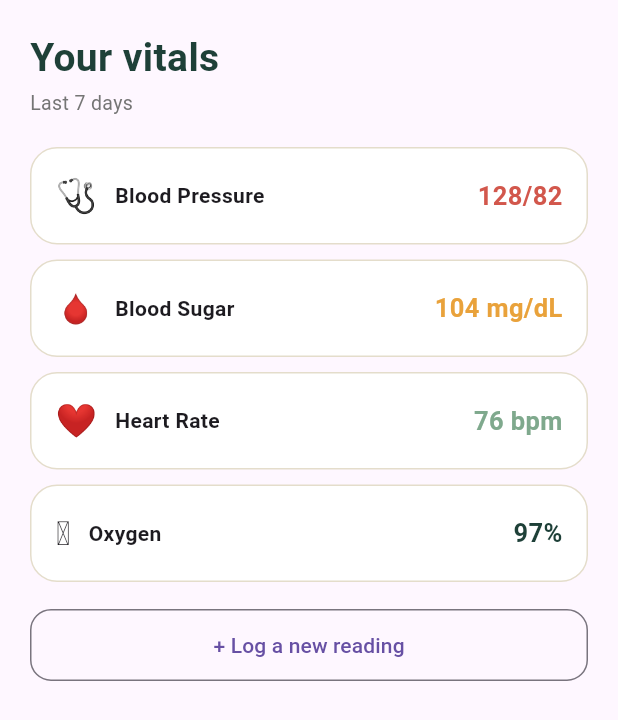
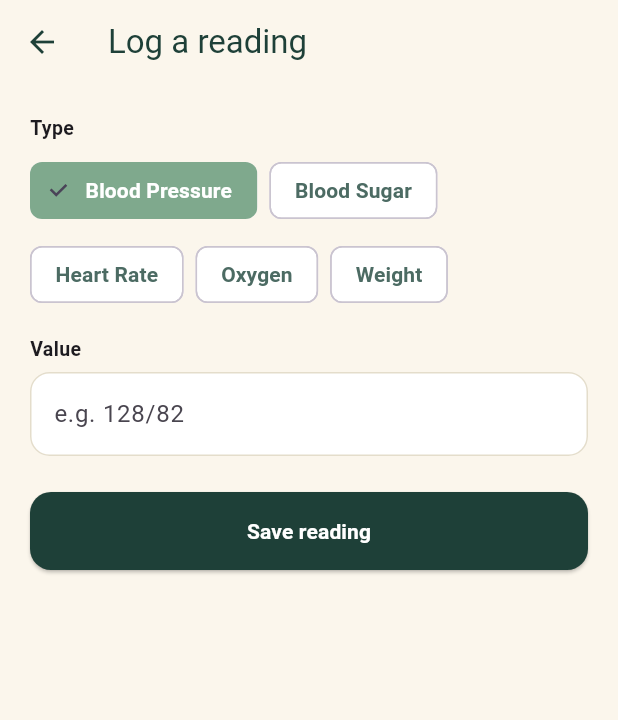
Before and after one commit to TharusiManchanayake/CareMate, a Flutter app: the HealthScreen widget shown alone on an empty page, opened directly, after a tap on "+ Log a new reading", on a phone screen of 412 x 824 dp. Shown: the top 720 px of the screen. Run offline on Flutter 3.47's test engine with Material 3 defaults, Android fonts, the phone set to English and light mode, and no system bars; our stand-ins replace cloud_firestore, firebase_core, image_picker, shared_preferences; missing offline and left inert: google_mlkit_text_recognition; accounts and stored records are empty.

Commit message:
Replace hardcoded Health screen mock data with real vital reading logging and storage

```diff
--- /dev/null
+++ b/lib/add_vital_screen.dart
@@ -0,0 +1,142 @@
+import 'package:flutter/material.dart';
+import 'vital_reading.dart';
+
+class AddVitalScreen extends StatefulWidget {
+  const AddVitalScreen({super.key});
+
+  @override
+  State<AddVitalScreen> createState() => _AddVitalScreenState();
+}
+
+class _AddVitalScreenState extends State<AddVitalScreen> {
+  final TextEditingController _valueController = TextEditingController();
+  String _selectedType = 'Blood Pressure';
+
+  static const _types = ['Blood Pressure', 'Blood Sugar', 'Heart Rate', 'Oxygen', 'Weight'];
+
+  // Different vitals need different input hints/units — a small
+  // lookup map keeps this tidy instead of a long if/else chain.
+  static const _hints = {
+    'Blood Pressure': 'e.g. 128/82',
+    'Blood Sugar': 'e.g. 104 mg/dL',
+    'Heart Rate': 'e.g. 76 bpm',
+    'Oxygen': 'e.g. 97%',
+    'Weight': 'e.g. 68 kg',
+  };
+
+  @override
+  void dispose() {
+    _valueController.dispose();
+    super.dispose();
+  }
+
+  void _saveReading() {
+    if (_valueController.text.trim().isEmpty) {
+      ScaffoldMessenger.of(context).showSnackBar(
+        const SnackBar(content: Text('Please enter a value')),
+      );
+      return;
+    }
+
+    final now = DateTime.now();
+    const months = [
+      'Jan', 'Feb', 'Mar', 'Apr', 'May', 'Jun',
+      'Jul', 'Aug', 'Sep', 'Oct', 'Nov', 'Dec'
+    ];
+    final dateStr = '${now.day} ${months[now.month - 1]}';
+    final hour12 = now.hour % 12 == 0 ? 12 : now.hour % 12;
+    final minuteStr = now.minute.toString().padLeft(2, '0');
+    final period = now.hour >= 12 ? 'PM' : 'AM';
+    final timeStr = '$hour12:$minuteStr $period';
+
+    final reading = VitalReading(
+      type: _selectedType,
+      value: _valueController.text.trim(),
+      date: dateStr,
+      time: timeStr,
+    );
+
+    Navigator.pop(context, reading);
+  }
+
+  @override
+  Widget build(BuildContext context) {
+    return Scaffold(
+      backgroundColor: const Color(0xFFFBF6EC),
+      appBar: AppBar(
+        backgroundColor: const Color(0xFFFBF6EC),
+        elevation: 0,
+        title: const Text('Log a reading', style: TextStyle(color: Color(0xFF1E4038))),
+        iconTheme: const IconThemeData(color: Color(0xFF1E4038)),
+      ),
+      body: Padding(
+        padding: const EdgeInsets.all(20),
+        child: Column(
+          crossAxisAlignment: CrossAxisAlignment.start,
+          children: [
+            const Text('Type', style: TextStyle(fontWeight: FontWeight.bold, fontSize: 13)),
+            const SizedBox(height: 8),
+            Wrap(
+              spacing: 8,
+              runSpacing: 8,
+              children: _types.map((type) {
+                final isSelected = _selectedType == type;
+                return ChoiceChip(
+                  label: Text(type),
+                  selected: isSelected,
+                  onSelected: (_) {
+                    setState(() {
+                      _selectedType = type;
+                      _valueController.clear(); // avoid leftover text from a different unit
+                    });
+                  },
+                  selectedColor: const Color(0xFF7FA98D),
+                  labelStyle: TextStyle(
+                    color: isSelected ? Colors.white : const Color(0xFF4C6B63),
+                    fontWeight: FontWeight.bold,
+                  ),
+                  backgroundColor: Colors.white,
+                );
+              }).toList(),
+            ),
+            const SizedBox(height: 16),
+
+            const Text('Value', style: TextStyle(fontWeight: FontWeight.bold, fontSize: 13)),
+            const SizedBox(height: 6),
+            TextField(
+              controller: _valueController,
+              decoration: InputDecoration(
+                hintText: _hints[_selectedType],
+                filled: true,
+                fillColor: Colors.white,
+                border: OutlineInputBorder(
+                  borderRadius: BorderRadius.circular(13),
+                  borderSide: const BorderSide(color: Color(0xFFE4DDCB)),
+                ),
+                enabledBorder: OutlineInputBorder(
+                  borderRadius: BorderRadius.circular(13),
+                  borderSide: const BorderSide(color: Color(0xFFE4DDCB)),
+                ),
+              ),
+            ),
+            const SizedBox(height: 24),
+
+            SizedBox(
+              width: double.infinity,
+              child: ElevatedButton(
+                onPressed: _saveReading,
+                style: ElevatedButton.styleFrom(
+                  backgroundColor: const Color(0xFF1E4038),
+                  foregroundColor: Colors.white,
+                  padding: const EdgeInsets.symmetric(vertical: 16),
+                  shape: RoundedRectangleBorder(borderRadius: BorderRadius.circular(14)),
+                ),
+                child: const Text('Save reading', style: TextStyle(fontWeight: FontWeight.bold)),
+              ),
+            ),
+          ],
+        ),
+      ),
+    );
+  }
+}
--- a/lib/health_screen.dart
+++ b/lib/health_screen.dart
@@ -1,31 +1,67 @@
 import 'package:flutter/material.dart';
+import 'vital_reading.dart';
+import 'add_vital_screen.dart';
 
-// A small "model" for one vital reading — same idea as Medicine.
-class Vital {
-  final String name;
-  final String value;
-  final String icon;
-  final Color color;
-
-  Vital({
-    required this.name,
-    required this.value,
-    required this.icon,
-    required this.color,
-  });
-}
-
-class HealthScreen extends StatelessWidget {
+class HealthScreen extends StatefulWidget {
   const HealthScreen({super.key});
 
   @override
+  State<HealthScreen> createState() => _HealthScreenState();
+}
+
+class _HealthScreenState extends State<HealthScreen> {
+  bool _isLoading = true;
+
+  // The most recent reading of each type, or null if never logged.
+  VitalReading? _latestBP;
+  VitalReading? _latestSugar;
+  VitalReading? _latestHeartRate;
+  VitalReading? _latestOxygen;
+  VitalReading? _latestWeight;
+
+  @override
+  void initState() {
+    super.initState();
+    _loadLatestReadings();
+  }
+
+  Future<void> _loadLatestReadings() async {
+    // Each of these looks up the newest reading of that specific
+    // type — they run one after another here since there are only
+    // five, simple and easy to follow.
+    final bp = await VitalStorage.latestOfType('Blood Pressure');
+    final sugar = await VitalStorage.latestOfType('Blood Sugar');
+    final heartRate = await VitalStorage.latestOfType('Heart Rate');
+    final oxygen = await VitalStorage.latestOfType('Oxygen');
+    final weight = await VitalStorage.latestOfType('Weight');
+
+    setState(() {
+      _latestBP = bp;
+      _latestSugar = sugar;
+      _latestHeartRate = heartRate;
+      _latestOxygen = oxygen;
+      _latestWeight = weight;
+      _isLoading = false;
+    });
+  }
+
+  Future<void> _openAddVitalScreen() async {
+    final result = await Navigator.push(
+      context,
+      MaterialPageRoute(builder: (context) => const AddVitalScreen()),
+    );
+
+    if (result != null && result is VitalReading) {
+      await VitalStorage.addReading(result);
+      _loadLatestReadings(); // refresh so the new reading shows immediately
+    }
+  }
+
+  @override
   Widget build(BuildContext context) {
-    final vitals = [
-      Vital(name: 'Blood Pressure', value: '128/82', icon: '🩺', color: const Color(0xFFD2574C)),
-      Vital(name: 'Blood Sugar', value: '104 mg/dL', icon: '🩸', color: const Color(0xFFE9A23B)),
-      Vital(name: 'Heart Rate', value: '76 bpm', icon: '❤️', color: const Color(0xFF7FA98D)),
-      Vital(name: 'Oxygen', value: '97%', icon: '🫁', color: const Color(0xFF1E4038)),
-    ];
+    if (_isLoading) {
+      return const Center(child: CircularProgressIndicator());
+    }
 
     return SingleChildScrollView(
       padding: const EdgeInsets.all(20),
@@ -42,21 +78,26 @@ class HealthScreen extends StatelessWidget {
           ),
           const SizedBox(height: 2),
           Text(
-            'Last 7 days',
+            'Most recent readings',
             style: TextStyle(fontSize: 13, color: Colors.grey[600]),
           ),
           const SizedBox(height: 20),
 
-          for (final v in vitals) ...[
-            _vitalCard(v),
-            const SizedBox(height: 10),
-          ],
+          _vitalCard('🩺', 'Blood Pressure', _latestBP, const Color(0xFFD2574C)),
+          const SizedBox(height: 10),
+          _vitalCard('🩸', 'Blood Sugar', _latestSugar, const Color(0xFFE9A23B)),
+          const SizedBox(height: 10),
+          _vitalCard('❤️', 'Heart Rate', _latestHeartRate, const Color(0xFF7FA98D)),
+          const SizedBox(height: 10),
+          _vitalCard('🫁', 'Oxygen', _latestOxygen, const Color(0xFF1E4038)),
+          const SizedBox(height: 10),
+          _vitalCard('⚖️', 'Weight', _latestWeight, const Color(0xFF7FA98D)),
+          const SizedBox(height: 20),
 
-          const SizedBox(height: 8),
           SizedBox(
             width: double.infinity,
             child: OutlinedButton(
-              onPressed: () => debugPrint('Add vital reading tapped'),
+              onPressed: _openAddVitalScreen,
               style: OutlinedButton.styleFrom(
                 padding: const EdgeInsets.symmetric(vertical: 14),
                 shape: RoundedRectangleBorder(
@@ -71,7 +112,9 @@ class HealthScreen extends StatelessWidget {
     );
   }
 
-  Widget _vitalCard(Vital v) {
+  // Handles both the "has a reading" and "never logged" cases in
+  // one place, so the calling code above stays simple.
+  Widget _vitalCard(String icon, String name, VitalReading? reading, Color color) {
     return Container(
       padding: const EdgeInsets.all(16),
       decoration: BoxDecoration(
@@ -81,20 +124,27 @@ class HealthScreen extends StatelessWidget {
       ),
       child: Row(
         children: [
-          Text(v.icon, style: const TextStyle(fontSize: 22)),
+          Text(icon, style: const TextStyle(fontSize: 22)),
           const SizedBox(width: 12),
           Expanded(
-            child: Text(
-              v.name,
-              style: const TextStyle(fontSize: 14, fontWeight: FontWeight.w600),
+            child: Column(
+              crossAxisAlignment: CrossAxisAlignment.start,
+              children: [
+                Text(name, style: const TextStyle(fontSize: 14, fontWeight: FontWeight.w600)),
+                if (reading != null)
+                  Text(
+                    '${reading.date} · ${reading.time}',
+                    style: TextStyle(fontSize: 11, color: Colors.grey[500]),
+                  ),
+              ],
             ),
           ),
           Text(
-            v.value,
+            reading?.value ?? 'No data',
             style: TextStyle(
-              fontSize: 17,
-              fontWeight: FontWeight.bold,
-              color: v.color,
+              fontSize: reading != null ? 17 : 13,
+              fontWeight: reading != null ? FontWeight.bold : FontWeight.normal,
+              color: reading != null ? color : Colors.grey[400],
             ),
           ),
         ],
--- /dev/null
+++ b/lib/vital_reading.dart
@@ -0,0 +1,73 @@
+import 'dart:convert';
+import 'package:shared_preferences/shared_preferences.dart';
+
+// One logged health reading — could be blood pressure, sugar,
+// heart rate, oxygen, or weight, distinguished by 'type'.
+class VitalReading {
+  final String type; // 'Blood Pressure', 'Blood Sugar', 'Heart Rate', 'Oxygen', 'Weight'
+  final String value; // the actual reading, e.g. "128/82", "104 mg/dL"
+  final String date;
+  final String time;
+
+  VitalReading({
+    required this.type,
+    required this.value,
+    required this.date,
+    required this.time,
+  });
+
+  Map<String, dynamic> toMap() {
+    return {
+      'type': type,
+      'value': value,
+      'date': date,
+      'time': time,
+    };
+  }
+
+  factory VitalReading.fromMap(Map<String, dynamic> map) {
+    return VitalReading(
+      type: map['type'],
+      value: map['value'],
+      date: map['date'],
+      time: map['time'],
+    );
+  }
+}
+
+class VitalStorage {
+  static const _key = 'vital_readings';
+
+  static Future<List<VitalReading>> loadReadings() async {
+    final prefs = await SharedPreferences.getInstance();
+    final jsonString = prefs.getString(_key);
+
+    if (jsonString == null) return [];
+
+    final List<dynamic> decoded = jsonDecode(jsonString);
+    final readings = decoded.map((item) => VitalReading.fromMap(item)).toList();
+
+    return readings.reversed.toList(); // most recent first
+  }
+
+  static Future<void> addReading(VitalReading reading) async {
+    final prefs = await SharedPreferences.getInstance();
+    final jsonString = prefs.getString(_key);
+
+    List<dynamic> existing = jsonString == null ? [] : jsonDecode(jsonString);
+    existing.add(reading.toMap());
+
+    await prefs.setString(_key, jsonEncode(existing));
+  }
+
+  // Returns the most recent reading for a specific type, or null
+  // if none exist yet — used to show "latest BP" on the Health
+  // screen without needing to scan the whole history each time.
+  static Future<VitalReading?> latestOfType(String type) async {
+    final all = await loadReadings(); // already newest-first
+    for (final reading in all) {
+      if (reading.type == type) return reading;
+    }
+    return null;
+  }
+}
```
